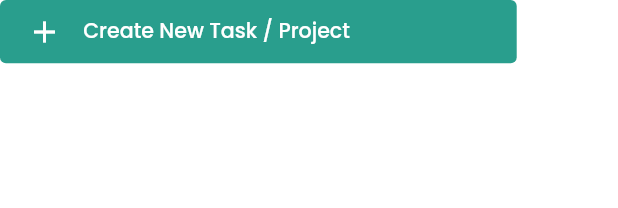
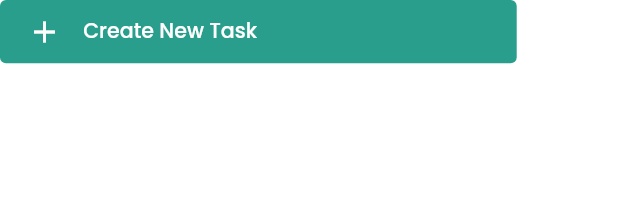
Before and after one commit to momshaddinury/listify, a Flutter app: the CreateTaskButton widget shown alone on an empty page, opened directly, on a phone screen of 412 x 824 dp. Shown: the top 208 px of the screen. Run offline on Flutter 3.47's test engine with Material 2 defaults, Android fonts, the phone set to English and light mode, and no system bars; our stand-ins replace cloud_firestore, firebase_auth, firebase_core, flutter_datetime_picker, flutter_riverpod, google_fonts and 1 more; missing offline and left inert: menu_button; accounts and stored records are empty.

Commit message:
Update create_task_button.dart

```diff
--- a/lib/views/widgets/create_task_button.dart
+++ b/lib/views/widgets/create_task_button.dart
@@ -25,7 +25,7 @@ class CreateTaskButton extends StatelessWidget {
               Icon(Icons.add, color: KColors.white),
               SizedBox(width: KSize.getWidth(context, 24)),
               Text(
-                "Create New Task / Project",
+                "Create New Task",
                 style: KTextStyle.bodyText2().copyWith(color: KColors.white),
               )
             ],
```
